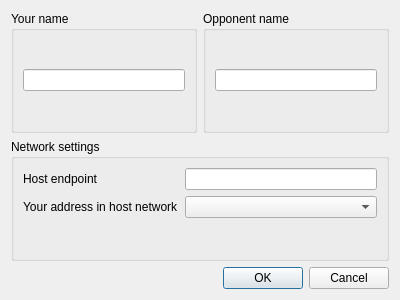
This is src/windows/connecttogamedialog.ui in DarkPhoeniix/Battleship as Qt 5 draws it before an edit. The edited form follows.
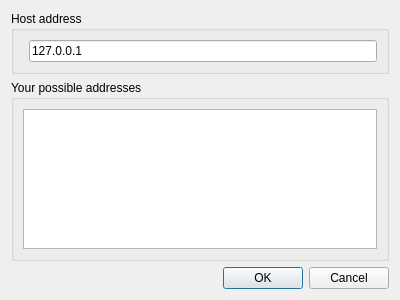
This is the edited form.

What changed in the file:
```diff
--- a/src/windows/connecttogamedialog.ui
+++ b/src/windows/connecttogamedialog.ui
@@ -14,18 +14,6 @@
    <string>Dialog</string>
   </property>
   <layout class="QGridLayout" name="gridLayout">
-   <item row="0" column="0">
-    <widget class="QGroupBox" name="playerNameBox">
-     <property name="title">
-      <string>Your name</string>
-     </property>
-     <layout class="QGridLayout" name="gridLayout_3">
-      <item row="0" column="0">
-       <widget class="QLineEdit" name="playerName"/>
-      </item>
-     </layout>
-    </widget>
-   </item>
    <item row="2" column="0" colspan="2">
     <widget class="QDialogButtonBox" name="buttonBox">
      <property name="standardButtons">
@@ -33,14 +21,18 @@
      </property>
     </widget>
    </item>
-   <item row="0" column="1">
-    <widget class="QGroupBox" name="opponentNameBox">
+   <item row="0" column="0" colspan="2">
+    <widget class="QGroupBox" name="hostBox">
      <property name="title">
-      <string>Opponent name</string>
+      <string>Host address</string>
      </property>
-     <layout class="QGridLayout" name="gridLayout_4">
-      <item row="0" column="0">
-       <widget class="QLineEdit" name="opponentName"/>
+     <layout class="QFormLayout" name="formLayout">
+      <item row="0" column="1">
+       <widget class="QLineEdit" name="hostInput">
+        <property name="text">
+         <string>127.0.0.1</string>
+        </property>
+       </widget>
       </item>
      </layout>
     </widget>
@@ -48,28 +40,11 @@
    <item row="1" column="0" colspan="2">
     <widget class="QGroupBox" name="ipBox">
      <property name="title">
-      <string>Network settings</string>
+      <string>Your possible addresses </string>
      </property>
-     <layout class="QFormLayout" name="formLayout">
-      <item row="1" column="1">
-       <widget class="QComboBox" name="ipInput"/>
-      </item>
+     <layout class="QGridLayout" name="gridLayout_2">
       <item row="0" column="0">
-       <widget class="QLabel" name="hostLabel">
-        <property name="text">
-         <string>Host endpoint</string>
-        </property>
-       </widget>
-      </item>
-      <item row="1" column="0">
-       <widget class="QLabel" name="ipLabel">
-        <property name="text">
-         <string>Your address in host network</string>
-        </property>
-       </widget>
-      </item>
-      <item row="0" column="1">
-       <widget class="QLineEdit" name="endpointInput"/>
+       <widget class="QListWidget" name="ipList"/>
       </item>
      </layout>
     </widget>
```
